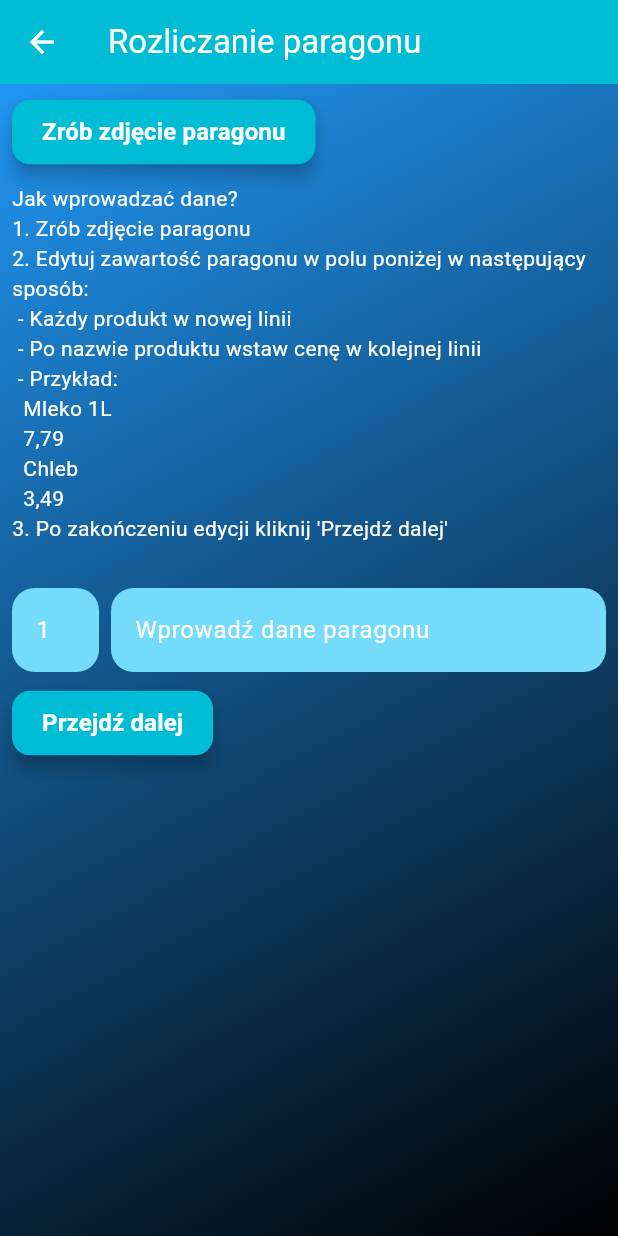
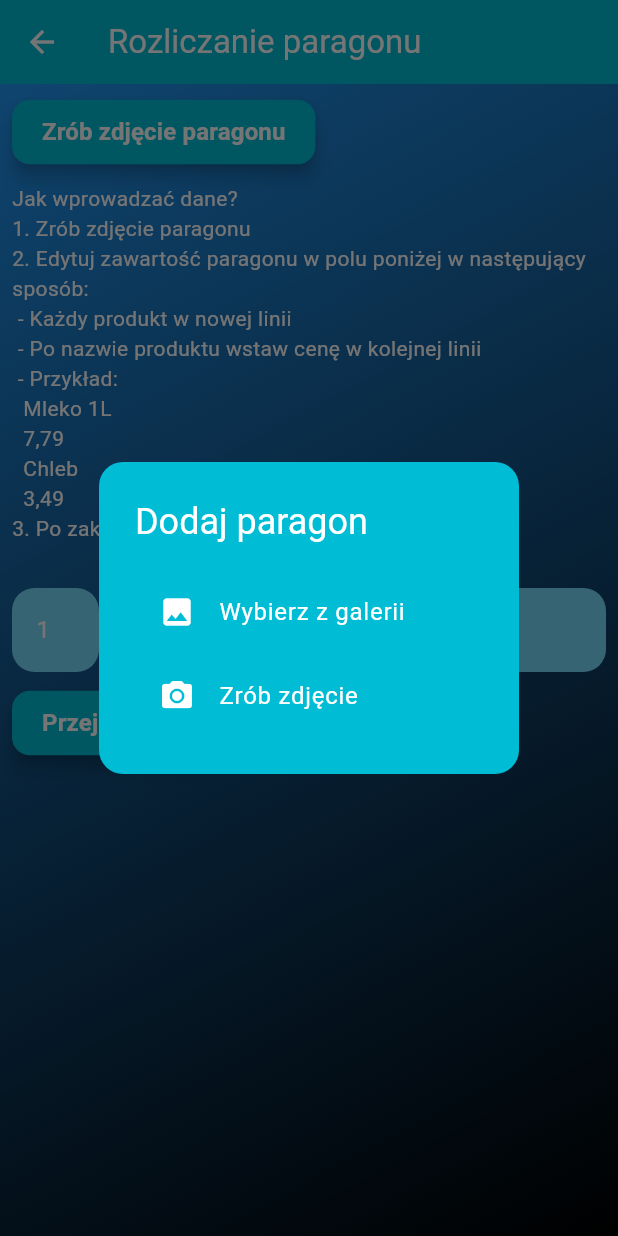
Before and after one commit to DebtMateProd/DebtMate, a Flutter app: the AddReceiptPage screen opened by its route, after a tap on "Zrób zdjęcie paragonu", on a phone screen of 412 x 824 dp. Run offline on Flutter 3.47's test engine with Material 3 defaults, Android fonts, the phone set to English and light mode, and no system bars; our stand-ins replace built_collection, built_value, dio, dropdown_button2, fluttertoast, image_picker and 1 more; missing offline and left inert: google_mlkit_text_recognition, one_of_serializer; accounts and stored records are empty.

Commit message:
choose image from gallery or take a photo for receipt

```diff
--- a/DebtMate/myapp/lib/pages/add_new_receipt.dart
+++ b/DebtMate/myapp/lib/pages/add_new_receipt.dart
@@ -63,8 +63,41 @@ class _AddReceiptPageState extends State<AddReceiptPage> {
     });
   }
 
+  Future<ImageSource?> makeUserChooseSourceOfImage() async{
+    final source = await showDialog<ImageSource>(
+      context: context,
+      builder: (context) {
+        return AlertDialog(
+          backgroundColor: Colors.cyan,
+          shape: RoundedRectangleBorder(borderRadius: BorderRadius.circular(16)),
+          title: const Text("Dodaj paragon", style: TextStyle(color: Colors.white)),
+          content: Column(
+            mainAxisSize: MainAxisSize.min,
+            children: [
+              ListTile(
+                leading: const Icon(Icons.photo, color: Colors.white),
+                title: const Text("Wybierz z galerii", style: TextStyle(color: Colors.white)),
+                onTap: () => Navigator.pop(context, ImageSource.gallery),
+              ),
+              ListTile(
+                leading: const Icon(Icons.camera_alt, color: Colors.white),
+                title: const Text("Zrób zdjęcie", style: TextStyle(color: Colors.white)),
+                onTap: () => Navigator.pop(context, ImageSource.camera),
+              ),
+            ],
+          ),
+        );
+      },
+    );
+
+    return source;
+  }
+
   Future<void> _scanReceipt() async {
-    final pickedFile = await _picker.pickImage(source: ImageSource.camera);
+    final source = await makeUserChooseSourceOfImage();
+    if (source == null) return;
+
+    final pickedFile = await _picker.pickImage(source: source);
     if (pickedFile == null) return;
 
     final inputImage = InputImage.fromFile(File(pickedFile.path));
```
